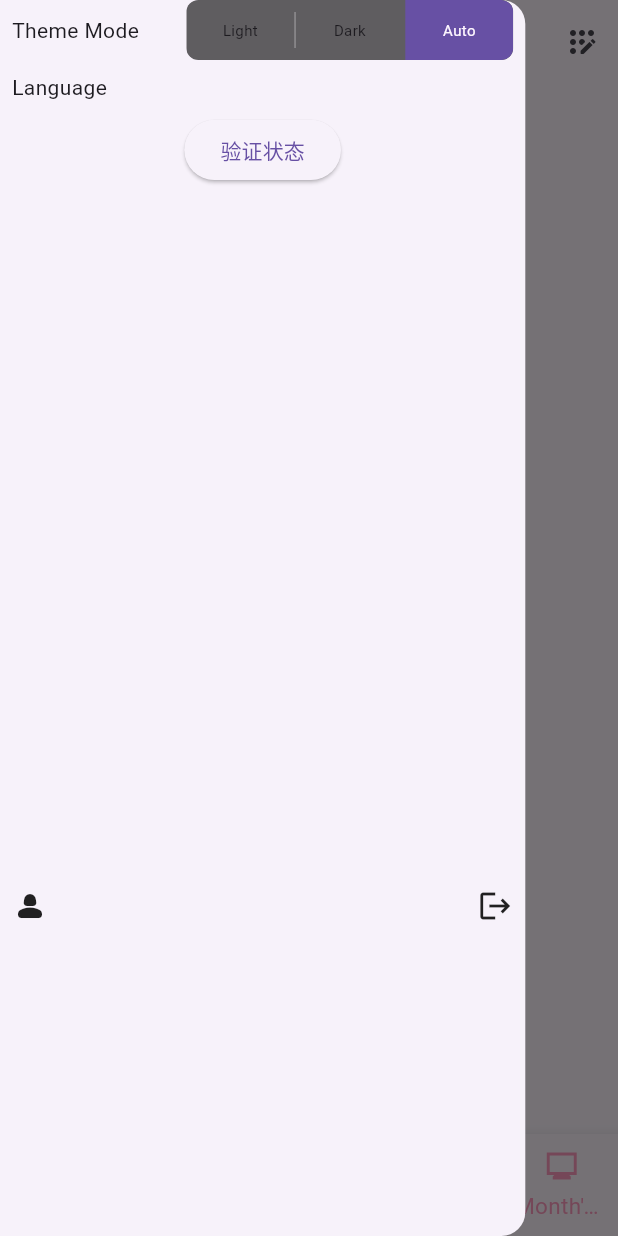
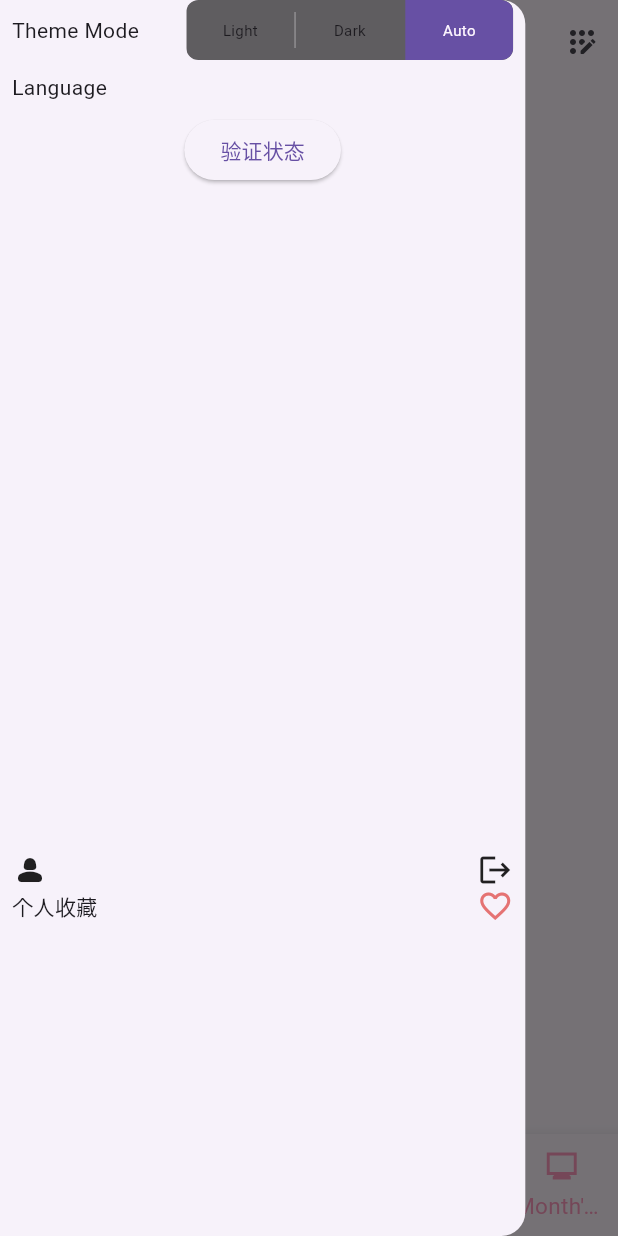
Before and after one commit to skeyboy/flutter_butailing, a Flutter app: the HomeScreen screen opened by its route, with the side drawer open, on a phone screen of 412 x 824 dp. Run offline on Flutter 3.47's test engine with Material 3 defaults, Android fonts, the phone set to English and light mode, and no system bars; drawn by our look-alikes of toggle_switch; our stand-ins replace auto_route, auto_size_text, cached_network_image, custom_sliding_segmented_control, dio, flutter_easyloading and 15 more; missing offline and left inert: alice, alice_dio, flutter_inappwebview, flutter_rqbit, media_kit, media_kit_video; accounts and stored records are empty; generated files the repository leaves out were written again; statements that could not run were skipped.

Commit message:
我的收藏

```diff
--- a/lib/api/rest_client.dart
+++ b/lib/api/rest_client.dart
@@ -78,13 +78,15 @@ abstract class RestClient {
 
           logger.d(response.data);
           if (response.data is Map) {
-            final data = (response.data as Map? ?? {})['data'] as Map? ?? {};
+            final data = (response.data as Map? ?? {})['data'];
+            if (data is Map) {
               final accessToken = data['access_token'] as String? ?? '';
               if (accessToken.isNotEmpty) {
                 (await SharedPreferences.getInstance()).setString(
                   'access_token',
                   accessToken,
                 );
+              }
             }
           }
           // 继续执行响应
@@ -153,6 +155,24 @@ abstract class RestClient {
     @CancelRequest() CancelToken? cancelToken,
   });
 
+  @GET("/getCollectVideoMovieList")
+  Future<ApiResponse<Paging<MovieItem>>> getCollectVideoMovieList({
+    @Query('sa') int sa = 1,
+    @Query('sc') String? sc,
+    @Query('sct') int? sct,
+    @Query('scn') int? scn = 0,
+    @Query('sd') String? sd,
+    @Query('sdt') int? sdt,
+    @Query('se') String? se,
+    @Query('sf') String? sf,
+    @Query('sg') String? sg,
+    @Query('status') String? status,
+    @Query('sen') int? sen,
+    @Query('set') int? set,
+    @Query('page') int page = 1,
+    @CancelRequest() CancelToken? cancelToken,
+  });
+
   @GET('/getTList')
   Future<ApiResponse<Paging<TList>>> getTList({
     @Query('sc') int sc = 1,
@@ -170,6 +190,16 @@ abstract class RestClient {
     @BodyExtra('key') required String key,
   });
 
+  @GET("/removeCollect")
+  Future<ApiResponse<List?>> removeCollect({
+    @Query("movice_id") required String moviceId,
+  });
+
+  @GET("/addCollect")
+  Future<ApiResponse<List?>> addCollect({
+    @Query("movice_id") required String moviceId,
+  });
+
   @GET('/getInfo')
   Future<ApiResponse<UserInfo>> getInfo();
 }
--- a/lib/pages/src/video_detail/video_detail_screen.dart
+++ b/lib/pages/src/video_detail/video_detail_screen.dart
@@ -525,7 +525,7 @@ class _VideoDetailScreenState extends State<VideoDetailScreen>
         // space to fit everything.
         child: keywords.isNotEmpty
             ? Stack(
-                alignment: .bottomCenter,
+                alignment: AlignmentGeometry.bottomCenter,
                 children: [
                   PageView.builder(
                     controller: _recommandpageController,
--- a/lib/route/app_router.dart
+++ b/lib/route/app_router.dart
@@ -60,6 +60,7 @@ class AppRouter extends RootStackRouter {
         ),
       ],
     ),
+    AutoRoute(page: CollectionRoute.page, path: "/mycollection"),
     AutoRoute(page: WebRoute.page, path: '/webview/:url/:title'),
   ];
 
--- a/lib/widgets/user_info_view.dart
+++ b/lib/widgets/user_info_view.dart
@@ -73,7 +73,10 @@ class _UserInfoViewState extends State<UserInfoView> {
               ),
             ],
           )
-        : Row(
+        : Column(
+            mainAxisSize: MainAxisSize.min,
+            children: [
+              Row(
                 children: [
                   Icon(Icons.person_2_rounded),
                   SizedBox(width: 8),
@@ -89,6 +92,21 @@ class _UserInfoViewState extends State<UserInfoView> {
                     },
                   ),
                 ],
+              ),
+              InkWell(
+                onTap: () => context.router.push(CollectionRoute()),
+                child: Row(
+                  children: [
+                    Text("个人收藏"),
+                    Spacer(),
+                    Icon(
+                      Icons.favorite_border_outlined,
+                      color: Colors.red[300],
+                    ),
+                  ],
+                ),
+              ),
+            ],
           );
   }
 }
```
Also changed, not shown: lib/model/response/src/video_type.dart (+21 -11 lines), lib/pages/src/ucenter/collection_screen.dart (added, +105 -0 lines). Lines whose indentation alone changed are shown as unchanged.
